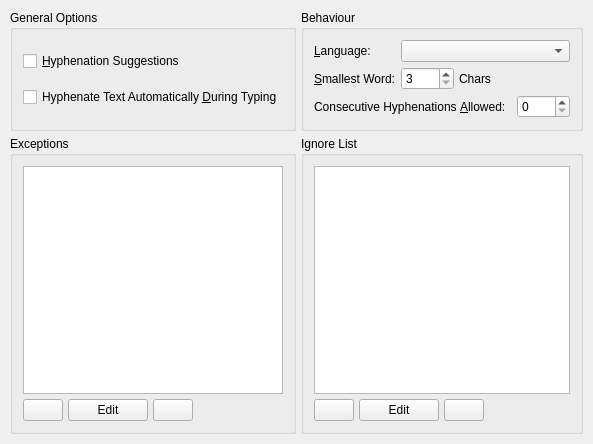
Above: scribus/hysettingsBase.ui from centic9/scribus-ppa before the change. Below: the same form after it.
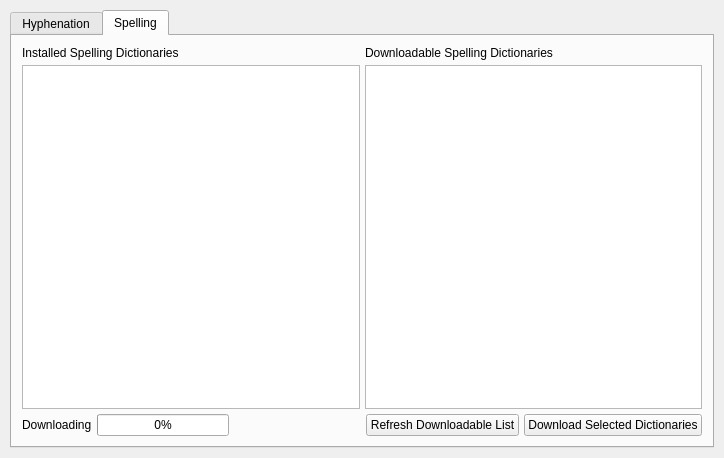
That is the form after the change. The open tabs and pages were chosen to show the change.

Patch:
```diff
--- a/scribus/hysettingsBase.ui
+++ b/scribus/hysettingsBase.ui
@@ -1,12 +1,12 @@
 <ui version="4.0" >
  <class>hysettingsBase</class>
- <widget class="QWidget" name="hysettingsBase" >
-  <property name="geometry" >
+ <widget class="QWidget" name="hysettingsBase">
+  <property name="geometry">
    <rect>
     <x>0</x>
     <y>0</y>
-    <width>593</width>
-    <height>444</height>
+    <width>724</width>
+    <height>445</height>
    </rect>
   </property>
   <property name="windowTitle" >
@@ -16,24 +16,31 @@
    <property name="leftMargin" >
     <number>10</number>
    </property>
-   <property name="topMargin" >
-    <number>10</number>
+   <property name="spacing">
+    <number>5</number>
    </property>
-   <property name="rightMargin" >
-    <number>10</number>
-   </property>
-   <property name="bottomMargin" >
-    <number>10</number>
-   </property>
-   <property name="horizontalSpacing" >
-    <number>5</number>
-   </property>
-   <property name="verticalSpacing" >
-    <number>5</number>
-   </property>
-   <item row="0" column="0" >
-    <widget class="QGroupBox" name="groupBox" >
-     <property name="title" >
+   <item row="0" column="0">
+    <widget class="QTabWidget" name="tabWidget">
+     <property name="tabShape">
+      <enum>QTabWidget::Rounded</enum>
+     </property>
+     <property name="currentIndex">
+      <number>0</number>
+     </property>
+     <widget class="QWidget" name="hyphenationTab">
+      <attribute name="title">
+       <string>Hyphenation</string>
+      </attribute>
+      <layout class="QGridLayout" name="hyphGridLayout">
+       <item row="0" column="0">
+        <widget class="QGroupBox" name="groupBox">
+         <property name="sizePolicy">
+          <sizepolicy hsizetype="Preferred" vsizetype="Preferred">
+           <horstretch>0</horstretch>
+           <verstretch>0</verstretch>
+          </sizepolicy>
+         </property>
+         <property name="title">
       <string>General Options</string>
      </property>
      <layout class="QVBoxLayout" >
@@ -72,36 +79,46 @@
         </property>
        </widget>
       </item>
+          <item>
+           <spacer name="verticalSpacer">
+            <property name="orientation">
+             <enum>Qt::Vertical</enum>
+            </property>
+            <property name="sizeType">
+             <enum>QSizePolicy::Minimum</enum>
+            </property>
+            <property name="sizeHint" stdset="0">
+             <size>
+              <width>20</width>
+              <height>20</height>
+             </size>
+            </property>
+           </spacer>
+          </item>
      </layout>
     </widget>
    </item>
-   <item row="0" column="1" >
-    <widget class="QGroupBox" name="groupBox_4" >
-     <property name="title" >
+       <item row="0" column="1">
+        <widget class="QGroupBox" name="groupBox_4">
+         <property name="sizePolicy">
+          <sizepolicy hsizetype="Preferred" vsizetype="Preferred">
+           <horstretch>0</horstretch>
+           <verstretch>0</verstretch>
+          </sizepolicy>
+         </property>
+         <property name="title">
       <string>Behaviour</string>
      </property>
      <layout class="QGridLayout" >
       <property name="leftMargin" >
        <number>10</number>
       </property>
-      <property name="topMargin" >
-       <number>10</number>
-      </property>
-      <property name="rightMargin" >
-       <number>10</number>
-      </property>
-      <property name="bottomMargin" >
-       <number>10</number>
-      </property>
-      <property name="horizontalSpacing" >
+          <property name="spacing">
        <number>5</number>
       </property>
-      <property name="verticalSpacing" >
-       <number>5</number>
-      </property>
-      <item row="0" column="0" >
-       <widget class="QLabel" name="label" >
-        <property name="text" >
+          <item row="0" column="0">
+           <widget class="QLabel" name="label">
+            <property name="text">
          <string>&amp;Language:</string>
         </property>
         <property name="buddy" >
@@ -163,36 +180,30 @@
      </layout>
     </widget>
    </item>
-   <item row="1" column="0" >
-    <widget class="QGroupBox" name="groupBox_2" >
-     <property name="title" >
+       <item row="1" column="0">
+        <widget class="QGroupBox" name="groupBox_2">
+         <property name="sizePolicy">
+          <sizepolicy hsizetype="Preferred" vsizetype="Preferred">
+           <horstretch>0</horstretch>
+           <verstretch>0</verstretch>
+          </sizepolicy>
+         </property>
+         <property name="title">
       <string>Exceptions</string>
      </property>
      <layout class="QGridLayout" >
       <property name="leftMargin" >
        <number>10</number>
       </property>
-      <property name="topMargin" >
-       <number>10</number>
-      </property>
-      <property name="rightMargin" >
-       <number>10</number>
-      </property>
-      <property name="bottomMargin" >
-       <number>10</number>
-      </property>
-      <property name="horizontalSpacing" >
+          <property name="spacing">
        <number>5</number>
       </property>
-      <property name="verticalSpacing" >
-       <number>5</number>
-      </property>
-      <item row="0" column="0" colspan="4" >
-       <widget class="QListWidget" name="exceptList" />
-      </item>
-      <item row="1" column="0" >
-       <widget class="QPushButton" name="buttonExceptAdd" >
-        <property name="text" >
+          <item row="0" column="0" colspan="4">
+           <widget class="QListWidget" name="exceptList"/>
+          </item>
+          <item row="1" column="0">
+           <widget class="QPushButton" name="buttonExceptAdd">
+            <property name="text">
          <string/>
         </property>
        </widget>
@@ -227,34 +238,28 @@
      </layout>
     </widget>
    </item>
-   <item row="1" column="1" >
-    <widget class="QGroupBox" name="groupBox_3" >
-     <property name="title" >
+       <item row="1" column="1">
+        <widget class="QGroupBox" name="groupBox_3">
+         <property name="sizePolicy">
+          <sizepolicy hsizetype="Preferred" vsizetype="Preferred">
+           <horstretch>0</horstretch>
+           <verstretch>0</verstretch>
+          </sizepolicy>
+         </property>
+         <property name="title">
       <string>Ignore List</string>
      </property>
      <layout class="QGridLayout" >
       <property name="leftMargin" >
        <number>10</number>
       </property>
-      <property name="topMargin" >
-       <number>10</number>
-      </property>
-      <property name="rightMargin" >
-       <number>10</number>
-      </property>
-      <property name="bottomMargin" >
-       <number>10</number>
-      </property>
-      <property name="horizontalSpacing" >
+          <property name="spacing">
        <number>5</number>
       </property>
-      <property name="verticalSpacing" >
-       <number>5</number>
-      </property>
-      <item row="0" column="0" colspan="4" >
-       <widget class="QListWidget" name="ignoreList" >
-        <property name="sizePolicy" >
-         <sizepolicy vsizetype="MinimumExpanding" hsizetype="Preferred" >
+          <item row="0" column="0" colspan="4">
+           <widget class="QListWidget" name="ignoreList">
+            <property name="sizePolicy">
+             <sizepolicy hsizetype="Preferred" vsizetype="MinimumExpanding">
           <horstretch>0</horstretch>
           <verstretch>0</verstretch>
          </sizepolicy>
@@ -300,7 +305,109 @@
    </item>
   </layout>
  </widget>
- <layoutdefault spacing="5" margin="10" />
+     <widget class="QWidget" name="spellingTab">
+      <attribute name="title">
+       <string>Spelling</string>
+      </attribute>
+      <layout class="QVBoxLayout" name="verticalLayout_3">
+       <item>
+        <layout class="QHBoxLayout" name="horizontalLayout_2">
+         <item>
+          <layout class="QVBoxLayout" name="verticalLayout">
+           <item>
+            <widget class="QLabel" name="label_5">
+             <property name="text">
+              <string>Installed Spelling Dictionaries</string>
+             </property>
+            </widget>
+           </item>
+           <item>
+            <widget class="QTableWidget" name="dictTableWidget">
+             <attribute name="verticalHeaderVisible">
+              <bool>false</bool>
+             </attribute>
+            </widget>
+           </item>
+          </layout>
+         </item>
+         <item>
+          <layout class="QVBoxLayout" name="verticalLayout_2">
+           <item>
+            <widget class="QLabel" name="label_6">
+             <property name="text">
+              <string>Downloadable Spelling Dictionaries</string>
+             </property>
+            </widget>
+           </item>
+           <item>
+            <widget class="QTableWidget" name="availDictTableWidget">
+             <attribute name="verticalHeaderVisible">
+              <bool>false</bool>
+             </attribute>
+            </widget>
+           </item>
+          </layout>
+         </item>
+        </layout>
+       </item>
+       <item>
+        <layout class="QHBoxLayout" name="horizontalLayout">
+         <item>
+          <widget class="QLabel" name="dlLabel">
+           <property name="text">
+            <string>Downloading</string>
+           </property>
+          </widget>
+         </item>
+         <item>
+          <widget class="QProgressBar" name="downloadProgressBar">
+           <property name="value">
+            <number>0</number>
+           </property>
+           <property name="textVisible">
+            <bool>true</bool>
+           </property>
+           <property name="invertedAppearance">
+            <bool>false</bool>
+           </property>
+          </widget>
+         </item>
+         <item>
+          <spacer name="horizontalSpacer">
+           <property name="orientation">
+            <enum>Qt::Horizontal</enum>
+           </property>
+           <property name="sizeHint" stdset="0">
+            <size>
+             <width>40</width>
+             <height>20</height>
+            </size>
+           </property>
+          </spacer>
+         </item>
+         <item>
+          <widget class="QPushButton" name="availListDownloadButton">
+           <property name="text">
+            <string>Refresh Downloadable List</string>
+           </property>
+          </widget>
+         </item>
+         <item>
+          <widget class="QPushButton" name="spellDownloadButton">
+           <property name="text">
+            <string>Download Selected Dictionaries</string>
+           </property>
+          </widget>
+         </item>
+        </layout>
+       </item>
+      </layout>
+     </widget>
+    </widget>
+   </item>
+  </layout>
+ </widget>
+ <layoutdefault spacing="5" margin="10"/>
  <resources/>
  <connections/>
 </ui>
```
Left out of the diff: 136 changed lines with no effect on the pictures. Lines whose indentation alone changed are shown as unchanged.
